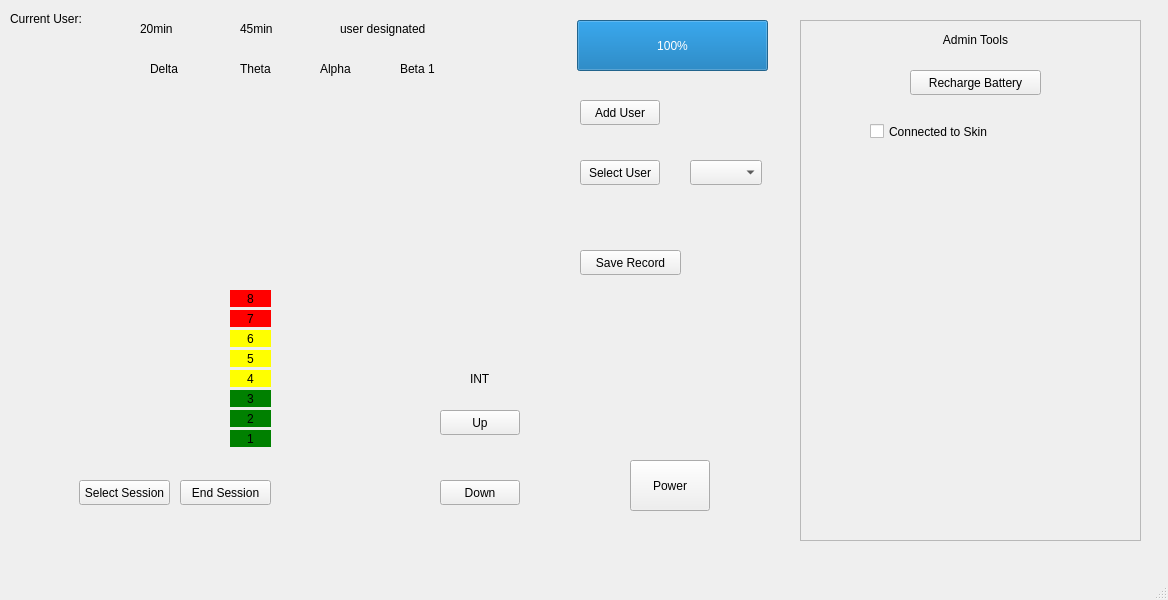
JovinB/3004FinalProject, file OasisPro/mainwindow.ui: the form before one commit.
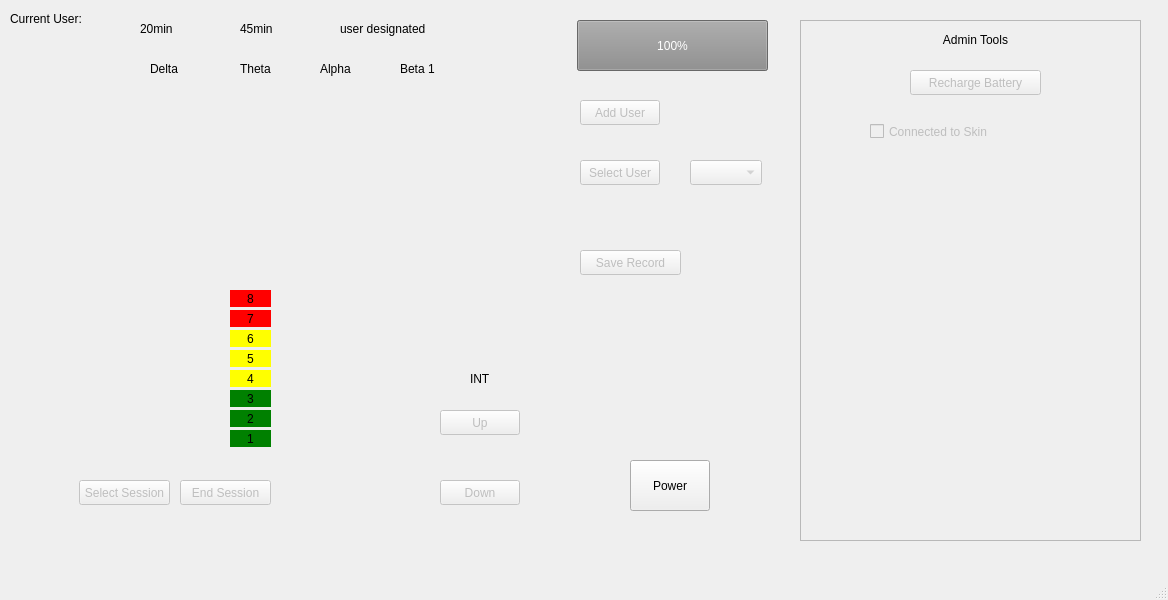
The form after the commit.

Commit message: all buttons disabled until devices turns on

Diff of the .ui file:
```diff
--- a/OasisPro/mainwindow.ui
+++ b/OasisPro/mainwindow.ui
@@ -119,6 +119,9 @@
     </property>
    </widget>
    <widget class="QPushButton" name="upButton">
+    <property name="enabled">
+     <bool>false</bool>
+    </property>
     <property name="geometry">
      <rect>
       <x>440</x>
@@ -132,6 +135,9 @@
     </property>
    </widget>
    <widget class="QPushButton" name="downButton">
+    <property name="enabled">
+     <bool>false</bool>
+    </property>
     <property name="geometry">
      <rect>
       <x>440</x>
@@ -158,6 +164,9 @@
     </property>
    </widget>
    <widget class="QPushButton" name="selectButton">
+    <property name="enabled">
+     <bool>false</bool>
+    </property>
     <property name="geometry">
      <rect>
       <x>79</x>
@@ -169,6 +178,9 @@
     <property name="text">
      <string>Select Session</string>
     </property>
+    <property name="checkable">
+     <bool>false</bool>
+    </property>
    </widget>
    <widget class="QLabel" name="powerLabel">
     <property name="geometry">
@@ -336,6 +348,9 @@
     </property>
    </widget>
    <widget class="QProgressBar" name="progressBar">
+    <property name="enabled">
+     <bool>false</bool>
+    </property>
     <property name="geometry">
      <rect>
       <x>577</x>
@@ -389,6 +404,9 @@
      </property>
     </widget>
     <widget class="QPushButton" name="rechargeButton">
+     <property name="enabled">
+      <bool>false</bool>
+     </property>
      <property name="geometry">
       <rect>
        <x>110</x>
@@ -402,6 +420,9 @@
      </property>
     </widget>
     <widget class="QCheckBox" name="skinCheckBox">
+     <property name="enabled">
+      <bool>false</bool>
+     </property>
      <property name="geometry">
       <rect>
        <x>70</x>
@@ -416,6 +437,9 @@
     </widget>
    </widget>
    <widget class="QComboBox" name="userDropdown">
+    <property name="enabled">
+     <bool>false</bool>
+    </property>
     <property name="geometry">
      <rect>
       <x>690</x>
@@ -426,6 +450,9 @@
     </property>
    </widget>
    <widget class="QPushButton" name="addUserButton">
+    <property name="enabled">
+     <bool>false</bool>
+    </property>
     <property name="geometry">
      <rect>
       <x>580</x>
@@ -452,6 +479,9 @@
     </property>
    </widget>
    <widget class="QPushButton" name="selectUser">
+    <property name="enabled">
+     <bool>false</bool>
+    </property>
     <property name="geometry">
      <rect>
       <x>580</x>
@@ -478,6 +508,9 @@
     </property>
    </widget>
    <widget class="QPushButton" name="endSessionButton">
+    <property name="enabled">
+     <bool>false</bool>
+    </property>
     <property name="geometry">
      <rect>
       <x>180</x>
@@ -491,6 +524,9 @@
     </property>
    </widget>
    <widget class="QPushButton" name="saveRecordButton">
+    <property name="enabled">
+     <bool>false</bool>
+    </property>
     <property name="geometry">
      <rect>
       <x>580</x>
```
The commit also changes 1 other file.
